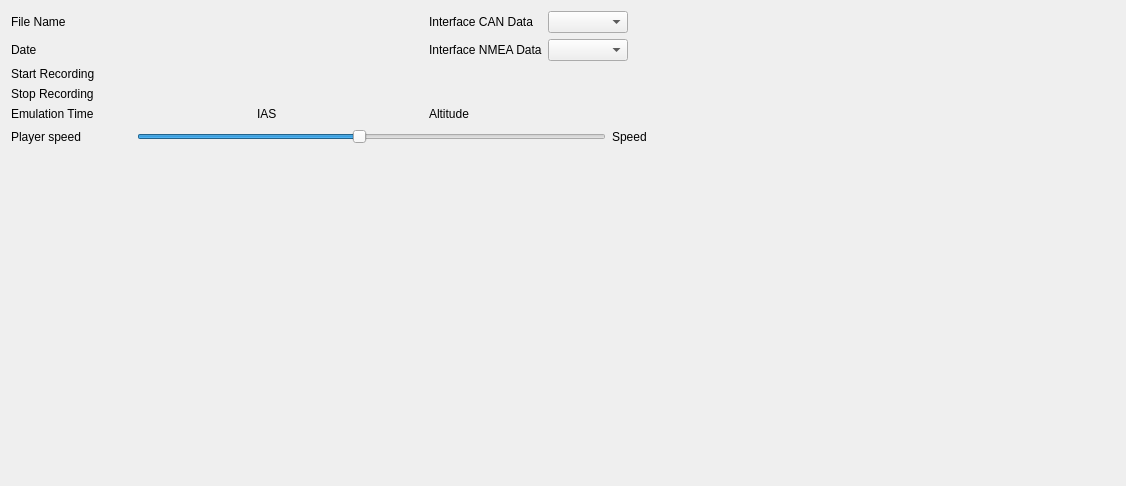
The window that flight_player/player.ui (larus-breeze/sw_tools) describes before a commit, drawn with Qt 5.
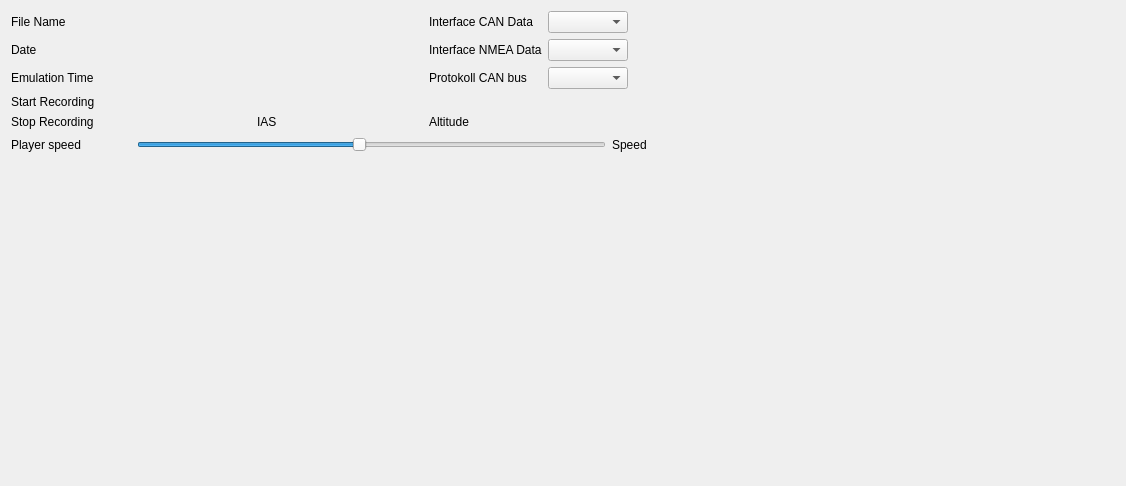
The same window after the commit.

Commit message: add new can protocol for sensorbox and gps

```diff
--- a/flight_player/player.ui
+++ b/flight_player/player.ui
@@ -18,6 +18,104 @@
     <layout class="QHBoxLayout" name="horizontalLayout_9">
      <item>
       <layout class="QGridLayout" name="gridLayout_3">
+       <item row="2" column="1">
+        <widget class="QLabel" name="lbDateA">
+         <property name="minimumSize">
+          <size>
+           <width>150</width>
+           <height>0</height>
+          </size>
+         </property>
+         <property name="text">
+          <string/>
+         </property>
+        </widget>
+       </item>
+       <item row="2" column="4">
+        <widget class="QLabel" name="lbNmea">
+         <property name="text">
+          <string>Interface NMEA Data</string>
+         </property>
+        </widget>
+       </item>
+       <item row="5" column="3">
+        <widget class="QLabel" name="lbIasA">
+         <property name="minimumSize">
+          <size>
+           <width>80</width>
+           <height>0</height>
+          </size>
+         </property>
+         <property name="text">
+          <string/>
+         </property>
+        </widget>
+       </item>
+       <item row="3" column="5">
+        <widget class="QComboBox" name="cbProtocol"/>
+       </item>
+       <item row="2" column="5">
+        <widget class="QComboBox" name="cbNmea"/>
+       </item>
+       <item row="0" column="5">
+        <widget class="QComboBox" name="cbCan">
+         <property name="editable">
+          <bool>false</bool>
+         </property>
+         <property name="currentText">
+          <string/>
+         </property>
+         <property name="currentIndex">
+          <number>-1</number>
+         </property>
+        </widget>
+       </item>
+       <item row="3" column="2">
+        <widget class="QLabel" name="lbBlink">
+         <property name="text">
+          <string/>
+         </property>
+        </widget>
+       </item>
+       <item row="5" column="5">
+        <widget class="QLabel" name="lbAltitudeA">
+         <property name="minimumSize">
+          <size>
+           <width>80</width>
+           <height>0</height>
+          </size>
+         </property>
+         <property name="text">
+          <string/>
+         </property>
+        </widget>
+       </item>
+       <item row="5" column="2">
+        <widget class="QLabel" name="lbIas">
+         <property name="minimumSize">
+          <size>
+           <width>80</width>
+           <height>0</height>
+          </size>
+         </property>
+         <property name="text">
+          <string>IAS</string>
+         </property>
+        </widget>
+       </item>
+       <item row="0" column="1">
+        <widget class="QLabel" name="lbFileNameA">
+         <property name="minimumSize">
+          <size>
+           <width>150</width>
+           <height>0</height>
+          </size>
+         </property>
+         <property name="text">
+          <string/>
+         </property>
+        </widget>
+       </item>
        <item row="0" column="0">
         <widget class="QLabel" name="lbFileName">
          <property name="minimumSize">
@@ -31,20 +129,7 @@
          </property>
         </widget>
        </item>
-       <item row="0" column="1">
-        <widget class="QLabel" name="lbFileNameA">
-         <property name="minimumSize">
-          <size>
-           <width>150</width>
-           <height>0</height>
-          </size>
-         </property>
-         <property name="text">
-          <string/>
-         </property>
-        </widget>
-       </item>
-       <item row="1" column="0">
+       <item row="2" column="0">
         <widget class="QLabel" name="lbDate">
          <property name="minimumSize">
           <size>
@@ -57,46 +142,34 @@
          </property>
         </widget>
        </item>
-       <item row="1" column="1">
-        <widget class="QLabel" name="lbDateA">
-         <property name="minimumSize">
-          <size>
-           <width>150</width>
-           <height>0</height>
-          </size>
-         </property>
+       <item row="0" column="4">
+        <widget class="QLabel" name="lbCan">
          <property name="text">
-          <string/>
+          <string>Interface CAN Data</string>
          </property>
         </widget>
        </item>
-       <item row="2" column="0">
-        <widget class="QLabel" name="lbStartRecording">
+       <item row="5" column="4">
+        <widget class="QLabel" name="lbAltitude">
          <property name="minimumSize">
           <size>
-           <width>0</width>
+           <width>80</width>
            <height>0</height>
           </size>
          </property>
          <property name="text">
-          <string>Start Recording</string>
+          <string>Altitude</string>
          </property>
         </widget>
        </item>
-       <item row="2" column="1">
-        <widget class="QLabel" name="lbStartRecordingA">
-         <property name="minimumSize">
-          <size>
-           <width>150</width>
-           <height>0</height>
-          </size>
-         </property>
+       <item row="3" column="4">
+        <widget class="QLabel" name="lbProtocol">
          <property name="text">
-          <string/>
+          <string>Protokoll CAN bus</string>
          </property>
         </widget>
        </item>
-       <item row="3" column="0">
+       <item row="5" column="0">
         <widget class="QLabel" name="lbStopRecording">
          <property name="minimumSize">
           <size>
@@ -109,7 +182,7 @@
          </property>
         </widget>
        </item>
-       <item row="3" column="1">
+       <item row="5" column="1">
         <widget class="QLabel" name="lbStopRecordingA">
          <property name="minimumSize">
           <size>
@@ -123,6 +196,19 @@
         </widget>
        </item>
        <item row="4" column="0">
+        <widget class="QLabel" name="lbStartRecording">
+         <property name="minimumSize">
+          <size>
+           <width>0</width>
+           <height>0</height>
+          </size>
+         </property>
+         <property name="text">
+          <string>Start Recording</string>
+         </property>
+        </widget>
+       </item>
+       <item row="3" column="0">
         <widget class="QLabel" name="lbFlightTime">
          <property name="minimumSize">
           <size>
@@ -136,103 +222,27 @@
         </widget>
        </item>
        <item row="4" column="1">
+        <widget class="QLabel" name="lbStartRecordingA">
+         <property name="minimumSize">
+          <size>
+           <width>150</width>
+           <height>0</height>
+          </size>
+         </property>
+         <property name="text">
+          <string/>
+         </property>
+        </widget>
+       </item>
+       <item row="3" column="1">
         <widget class="QLabel" name="lbFlightTimeA">
          <property name="text">
           <string/>
          </property>
         </widget>
        </item>
-       <item row="4" column="2">
-        <widget class="QLabel" name="lbIas">
-         <property name="minimumSize">
-          <size>
-           <width>80</width>
-           <height>0</height>
-          </size>
-         </property>
-         <property name="text">
-          <string>IAS</string>
-         </property>
-        </widget>
-       </item>
-       <item row="4" column="3">
-        <widget class="QLabel" name="lbIasA">
-         <property name="minimumSize">
-          <size>
-           <width>80</width>
-           <height>0</height>
-          </size>
-         </property>
-         <property name="text">
-          <string/>
-         </property>
-        </widget>
-       </item>
-       <item row="4" column="4">
-        <widget class="QLabel" name="lbAltitude">
-         <property name="minimumSize">
-          <size>
-           <width>80</width>
-           <height>0</height>
-          </size>
-         </property>
-         <property name="text">
-          <string>Altitude</string>
-         </property>
-        </widget>
-       </item>
-       <item row="4" column="5">
-        <widget class="QLabel" name="lbAltitudeA">
-         <property name="minimumSize">
-          <size>
-           <width>80</width>
-           <height>0</height>
-          </size>
-         </property>
-         <property name="text">
-          <string/>
-         </property>
-        </widget>
-       </item>
-       <item row="0" column="4">
-        <widget class="QLabel" name="lbCan">
-         <property name="text">
-          <string>Interface CAN Data</string>
-         </property>
-        </widget>
-       </item>
-       <item row="1" column="4">
-        <widget class="QLabel" name="lbNmea">
-         <property name="text">
-          <string>Interface NMEA Data</string>
-         </property>
-        </widget>
-       </item>
-       <item row="0" column="5">
-        <widget class="QComboBox" name="cbCan">
-         <property name="editable">
-          <bool>false</bool>
-         </property>
-         <property name="currentText">
-          <string/>
-         </property>
-         <property name="currentIndex">
-          <number>-1</number>
-         </property>
-        </widget>
-       </item>
-       <item row="1" column="5">
-        <widget class="QComboBox" name="cbNmea"/>
-       </item>
       </layout>
      </item>
-     <item>
-      <widget class="QLabel" name="lbBlink">
-       <property name="text">
-        <string/>
-       </property>
-      </widget>
-     </item>
      <item>
       <spacer name="horizontalSpacer_10">
        <property name="orientation">
```
The commit also changes 4 other files.
